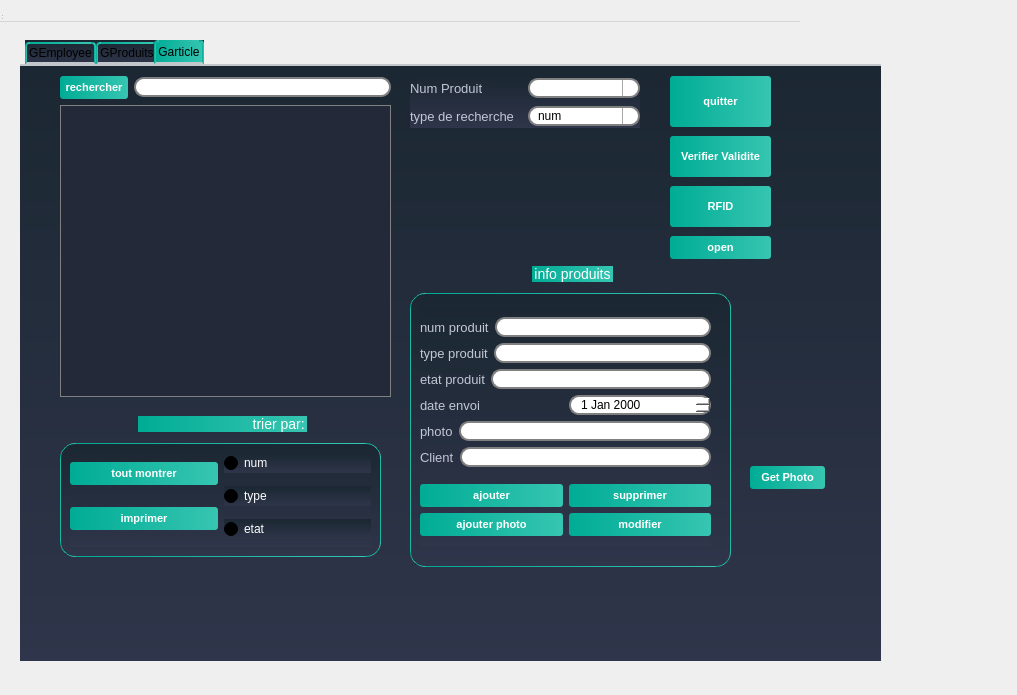
snwxr/Dry_Cleaner_2A3, file employee_interface/garticle.ui: the form before one commit.
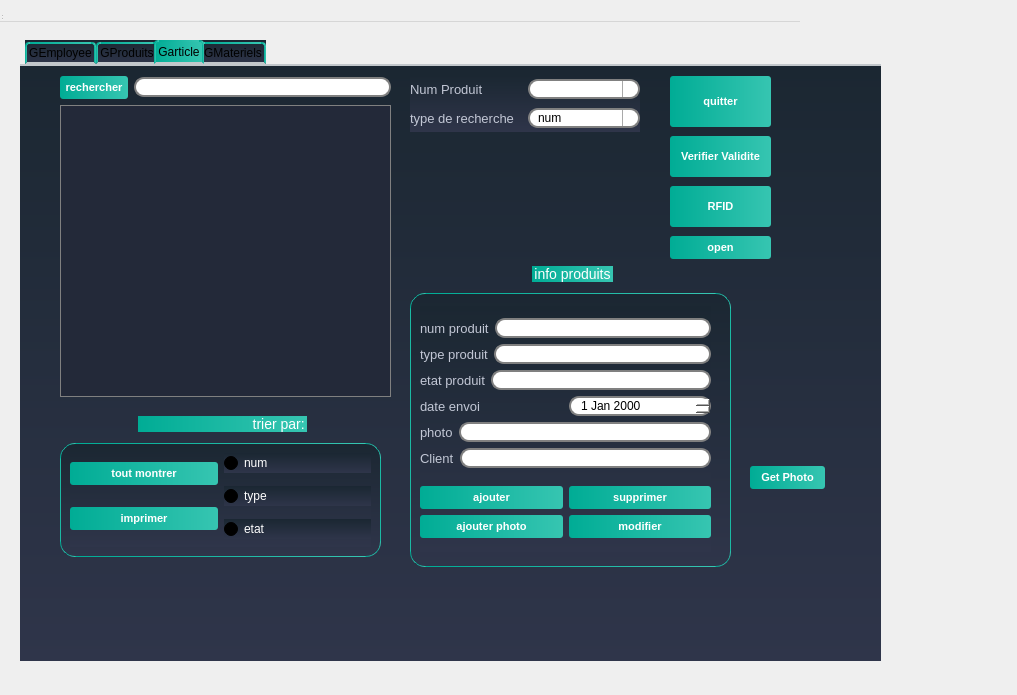
The form after the commit. Icons and pictures are not drawn. Custom widgets are drawn as their Qt base class.

Commit message: arduino + metiers + integration(employee,produits,article,materiels)

What changed in the file:
```diff
--- a/employee_interface/garticle.ui
+++ b/employee_interface/garticle.ui
@@ -1209,7 +1209,7 @@
         <x>10</x>
         <y>40</y>
         <width>291</width>
-        <height>241</height>
+        <height>246</height>
        </rect>
       </property>
       <layout class="QVBoxLayout" name="verticalLayout_7">
@@ -2588,7 +2588,7 @@
        <x>390</x>
        <y>10</y>
        <width>230</width>
-       <height>52</height>
+       <height>56</height>
       </rect>
      </property>
      <layout class="QVBoxLayout" name="verticalLayout_8">
@@ -2722,6 +2722,11 @@
      </property>
     </widget>
    </widget>
+   <widget class="QWidget" name="tab_4">
+    <attribute name="title">
+     <string>GMateriels</string>
+    </attribute>
+   </widget>
   </widget>
  </widget>
  <customwidgets>
```
The commit also changes 17 other files.
